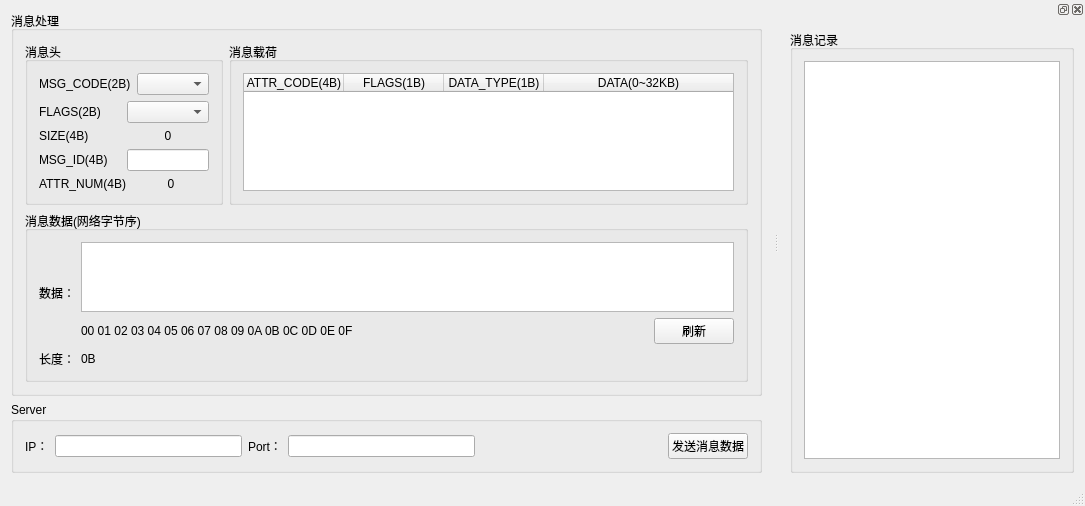
Before: the Qt Designer form P2Test/p2test.ui in Perfect-Poison/P2Chat, drawn with Qt 5.
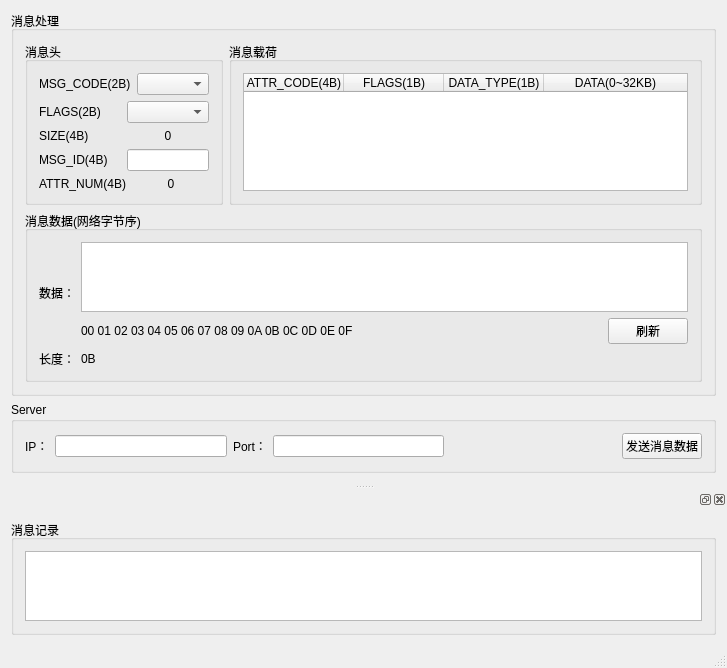
After: the same form once the commit is applied. Custom widgets are drawn as their Qt base class.

What changed in the file:
```diff
--- a/P2Test/p2test.ui
+++ b/P2Test/p2test.ui
@@ -6,8 +6,8 @@
    <rect>
     <x>0</x>
     <y>0</y>
-    <width>1085</width>
-    <height>449</height>
+    <width>727</width>
+    <height>596</height>
    </rect>
   </property>
   <property name="windowTitle">
@@ -183,9 +183,6 @@
             <property name="contextMenuPolicy">
              <enum>Qt::CustomContextMenu</enum>
             </property>
-            <property name="sizeAdjustPolicy">
-             <enum>QAbstractScrollArea::AdjustToContentsOnFirstShow</enum>
-            </property>
             <property name="alternatingRowColors">
              <bool>true</bool>
             </property>
@@ -372,7 +369,7 @@
   <widget class="QStatusBar" name="statusBar"/>
   <widget class="QDockWidget" name="dockWidget">
    <attribute name="dockWidgetArea">
-    <number>2</number>
+    <number>8</number>
    </attribute>
    <widget class="QWidget" name="dockWidgetContents">
     <layout class="QGridLayout" name="gridLayout_4">
@@ -412,6 +409,13 @@
   </widget>
  </widget>
  <layoutdefault spacing="6" margin="11"/>
+ <customwidgets>
+  <customwidget>
+   <class>LogTextEdit</class>
+   <extends>QTextEdit</extends>
+   <header>logtextedit.h</header>
+  </customwidget>
+ </customwidgets>
  <resources>
   <include location="p2test.qrc"/>
  </resources>
```
Left out of the diff: 2 changed lines with no effect on the pictures.
